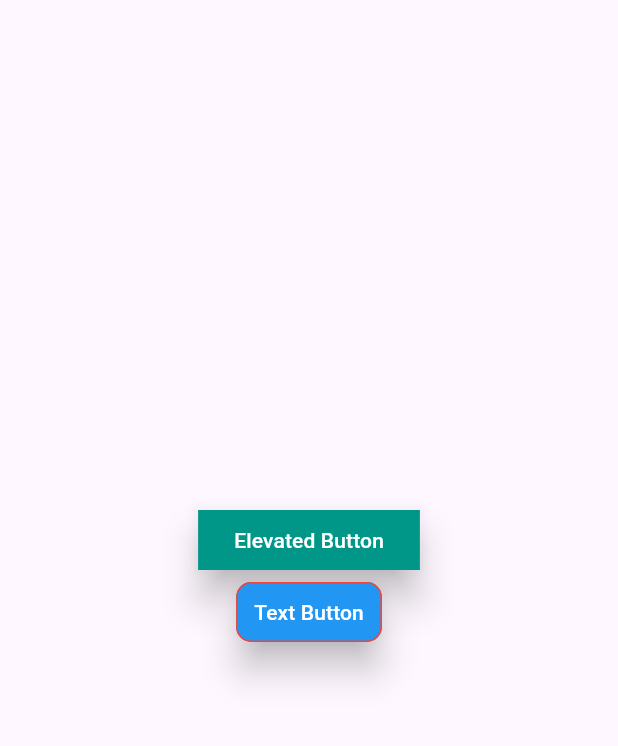
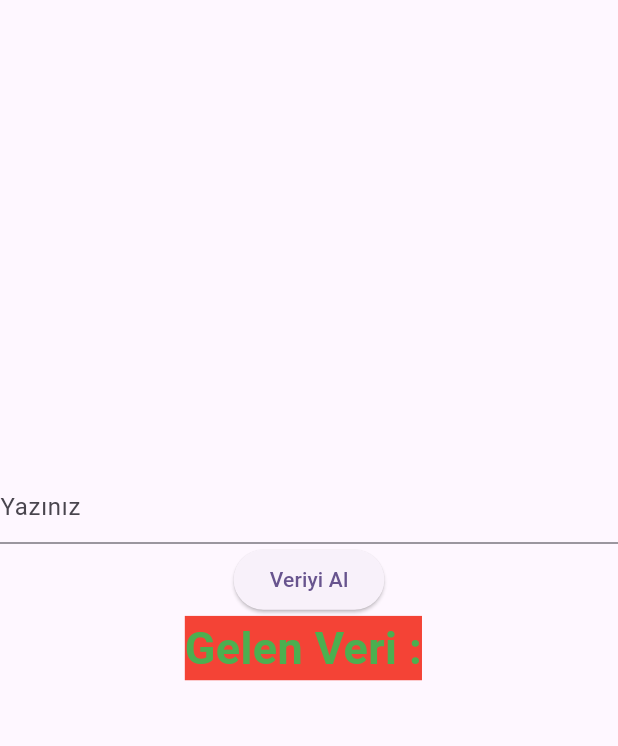
Before and after one commit to SERENGOKYILDIZ/FLUTTER_ANDROID_WIDGETS, a Flutter app: the screen it shows after launch, on a phone screen of 412 x 824 dp, the part 84-830 px from its top. Run offline on Flutter 3.47's test engine with Material 3 defaults, Android fonts, the phone set to English and light mode, and no system bars.

Commit message:
Learned customization Text

```diff
--- a/lib/main.dart
+++ b/lib/main.dart
@@ -28,6 +28,10 @@
 }
 
 class _MyHomePageState extends State<MyHomePage> {
+
+  var tfController = TextEditingController();
+  String alinanVeri = "";
+
   @override
   Widget build(BuildContext context) {
     return Scaffold(
@@ -39,38 +43,26 @@
         child: Column(
           mainAxisAlignment: MainAxisAlignment.center,
           children: <Widget>[
+            TextField(
+              controller: tfController,
+              decoration: InputDecoration(
+                hintText: "Yazınız",
+              ),
+            ),
             ElevatedButton(
                 onPressed: (){
-                  print("Elevated Button'a tiklandi!");
+                  setState(() {
+                    alinanVeri = tfController.text; /// Kontrolciden veriyi alıp günceller.
+                  });
                 },
-                child: Text("Elevated Button"),
-                style: ElevatedButton.styleFrom(
-                  backgroundColor: Colors.teal,
-                  foregroundColor: Colors.white,
-                  shadowColor: Colors.black, /// Gölge rengini belirler
-                  elevation: 10, /// Gölgenin büyüklüğünü belirler
-                  /// V /// Çap verme işi ama ben sıfır yaptm dikdörtgen oldu
-                  shape: RoundedRectangleBorder(
-                    borderRadius: BorderRadius.zero
-                  ),
-                ),
+                child: Text("Veriyi Al")
             ),
-            TextButton(
-                onPressed: (){
-                  print("Text Button'a tiklandi!");
-                },
-                child: Text("Text Button"),
-                style: TextButton.styleFrom(
-                    backgroundColor: Colors.blue,
-                    foregroundColor: Colors.white,
-                    shadowColor: Colors.black,
-                    elevation: 10,
-                  /// V /// Çap verme işi daha az verdim iyi oldu.
-                    shape: RoundedRectangleBorder(
-                        borderRadius: BorderRadius.all(Radius.circular(10)),
-                        side: BorderSide(color: Colors.red)
-                    ),
-                ),
+            Text("Gelen Veri : ${alinanVeri}", style: TextStyle(
+                color: Colors.green,
+                backgroundColor: Colors.red,
+                fontSize: 30,
+                fontWeight: FontWeight.bold,
+              ),
             ),
           ],
         ),
```
